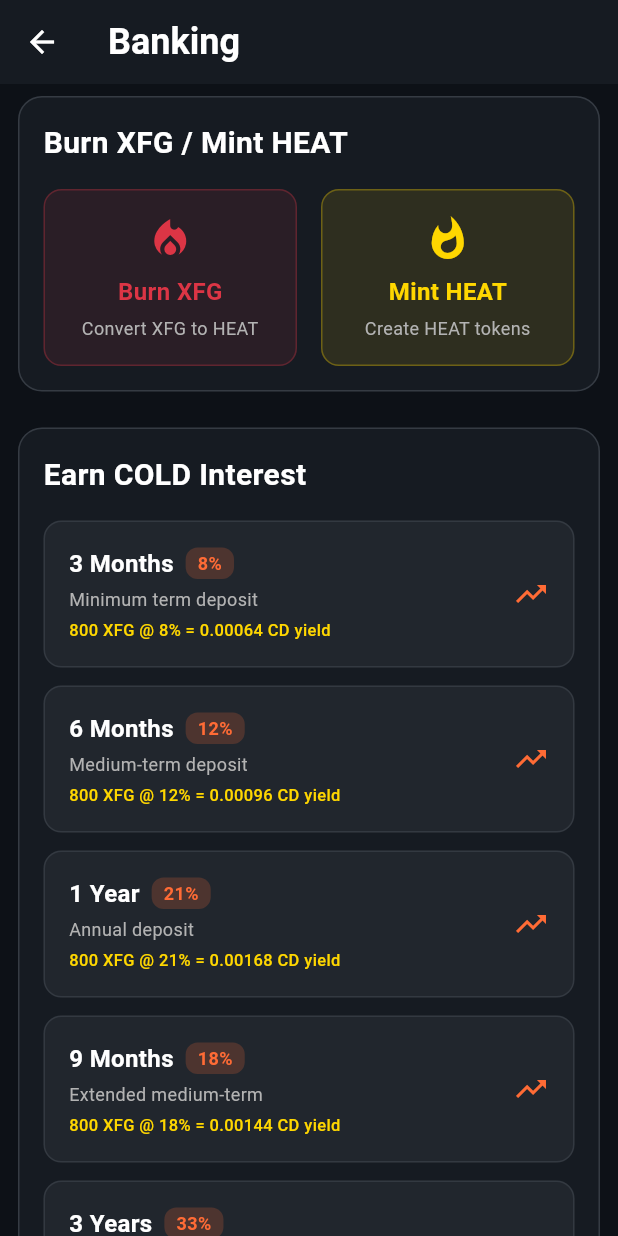
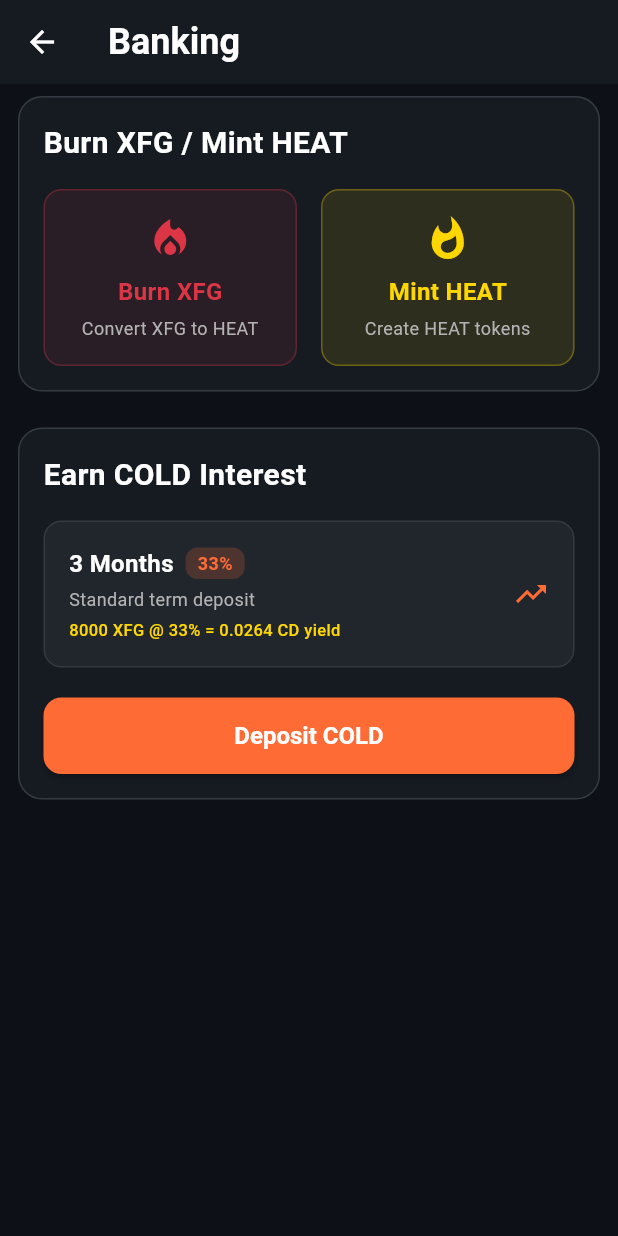
Before and after one commit to usexfg/fuego-wallet, a Flutter app: the BankingScreen screen opened directly, on a phone screen of 412 x 824 dp. Run offline on Flutter 3.47's test engine with Material 3 defaults, Android fonts, the phone set to English and light mode, and no system bars; our stand-ins replace animated_text_kit, connectivity_plus, dio, flutter_secure_storage, local_auth, qr_flutter; missing offline and left inert: cryptography; accounts and stored records are empty; network calls fail.

Commit message:
🏦 Simplified COLD Interest Rates - Single 3-Month Term
• Removed all other terms (6mo, 9mo, 1yr, 3yr)
• Kept only 3-month term with 33% APY
• Updated to 8000 XFG example calculation
• Changed description to 'Standard term deposit'
• Example: 8000 XFG @ 33% = 0.0264 CD yield

Streamlined banking interface with single high-yield option! 💰

```diff
--- a/lib/screens/banking/banking_screen.dart
+++ b/lib/screens/banking/banking_screen.dart
@@ -110,37 +110,9 @@ class _BankingScreenState extends State<BankingScreen> {
                   const SizedBox(height: 16),
                   _buildInterestCard(
                     title: '3 Months',
-                    rate: '8%',
-                    description: 'Minimum term deposit',
-                    example: '800 XFG @ 8% = 0.00064 CD yield',
-                  ),
-                  const SizedBox(height: 12),
-                  _buildInterestCard(
-                    title: '6 Months',
-                    rate: '12%',
-                    description: 'Medium-term deposit',
-                    example: '800 XFG @ 12% = 0.00096 CD yield',
-                  ),
-                  const SizedBox(height: 12),
-                  _buildInterestCard(
-                    title: '1 Year',
-                    rate: '21%',
-                    description: 'Annual deposit',
-                    example: '800 XFG @ 21% = 0.00168 CD yield',
-                  ),
-                  const SizedBox(height: 12),
-                  _buildInterestCard(
-                    title: '9 Months',
-                    rate: '18%',
-                    description: 'Extended medium-term',
-                    example: '800 XFG @ 18% = 0.00144 CD yield',
-                  ),
-                  const SizedBox(height: 12),
-                  _buildInterestCard(
-                    title: '3 Years',
                     rate: '33%',
-                    description: 'Long-term deposit',
-                    example: '800 XFG @ 33% = 0.00264 CD yield',
+                    description: 'Standard term deposit',
+                    example: '8000 XFG @ 33% = 0.0264 CD yield',
                   ),
                   const SizedBox(height: 20),
                   SizedBox(
```
